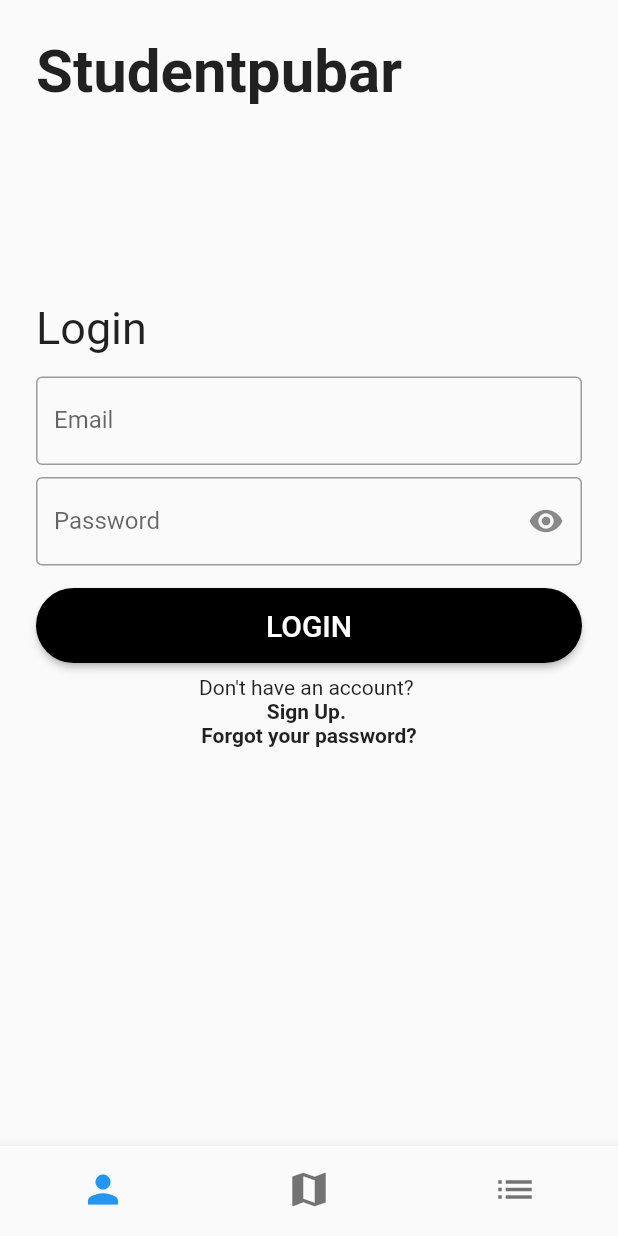
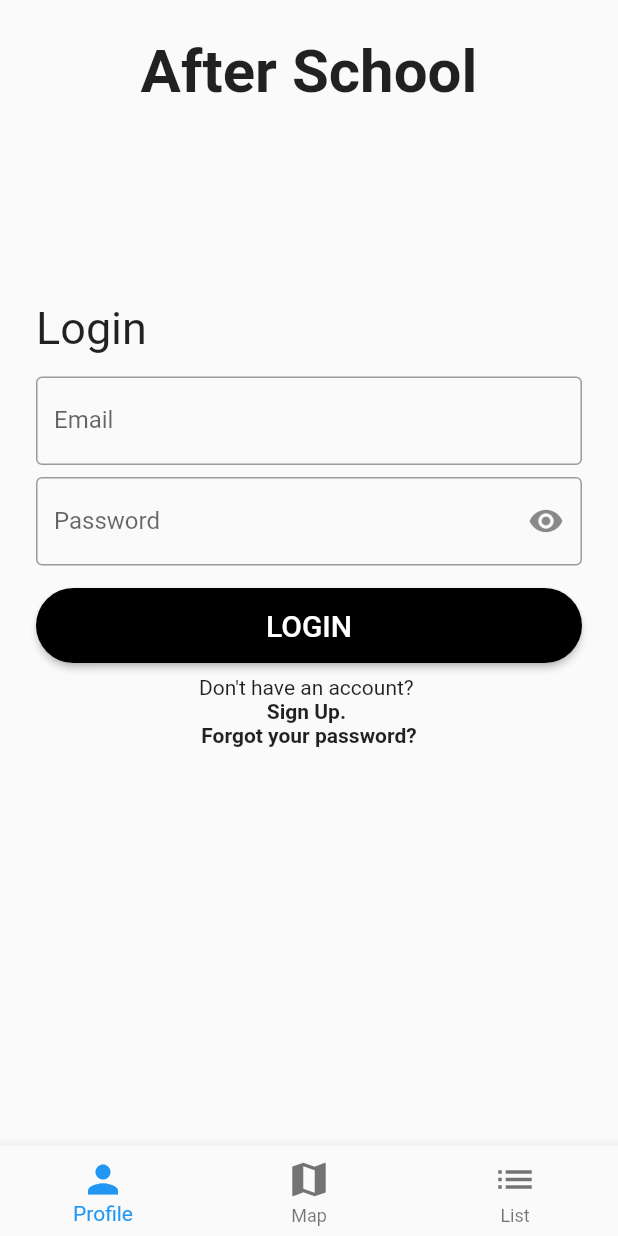
Before and after one commit to ahmed-shameel/after_school, a Flutter app: the screen it shows after launch, on a phone screen of 412 x 824 dp. Run offline on Flutter 3.47's test engine with Material 2 defaults, Android fonts, the phone set to English and light mode, and no system bars; our stand-ins replace google_maps_flutter.

Commit message:
Ändrat namn på titeln. Ändrat namn på screens. Lagt till kartan.

```diff
--- a/lib/screens/home_page.dart
+++ b/lib/screens/home_page.dart
@@ -1,10 +1,8 @@
-import 'package:flutter/cupertino.dart';
 import 'package:flutter/material.dart';
-
 import '../widgets/login_form.dart';
 
-class home_page extends StatelessWidget {
-  const home_page({Key? key}) : super(key: key);
+class HomePage extends StatelessWidget {
+  const HomePage({Key? key}) : super(key: key);
 
   @override
   Widget build(BuildContext context) {
@@ -18,13 +16,16 @@ class home_page extends StatelessWidget {
           child: Column(
             crossAxisAlignment: CrossAxisAlignment.start,
             children: [
-              const Text(
-                'Studentpubar',
-                style: TextStyle(
-                  fontSize: 40.0,
-                  fontWeight: FontWeight.bold,
-                ),
+               const Center(
+                 child: Text(
+                  'After School',
+                   textAlign: TextAlign.center,
+                   style: TextStyle(
+                    fontSize: 40.0,
+                    fontWeight: FontWeight.bold,
+                  ),
               ),
+               ),
               Padding(
                 padding: EdgeInsets.only(top: 130),
                 child: Column(
--- a/lib/screens/main_page.dart
+++ b/lib/screens/main_page.dart
@@ -12,9 +12,9 @@ class _MainPageState extends State<main_page> {
 
   int currentIndex = 0;
   final screens = [
-    home_page(),
-    map_page(),
-    list_page(),
+    const HomePage(),
+    const MapPage(),
+    const ListPage(),
   ];
 
   @override
@@ -25,8 +25,6 @@ class _MainPageState extends State<main_page> {
         currentIndex: currentIndex,
         onTap: (index) => setState(() => currentIndex = index),
         iconSize: 30,
-        showSelectedLabels: false,
-        showUnselectedLabels: false,
         items: const <BottomNavigationBarItem>[
           BottomNavigationBarItem(
             icon: Icon(Icons.person),
@@ -38,7 +36,7 @@ class _MainPageState extends State<main_page> {
           ),
           BottomNavigationBarItem(
             icon: Icon(Icons.list),
-            label: 'Events',
+            label: 'List',
           ),
         ],
       ),
--- a/pubspec.yaml
+++ b/pubspec.yaml
@@ -30,6 +30,9 @@ dependencies:
   flutter:
     sdk: flutter
 
+  dio: ^4.0.0
+  flutter_polyline_points: ^0.2.6
+  google_maps_flutter:
 
   # The following adds the Cupertino Icons font to your application.
   # Use with the CupertinoIcons class for iOS style icons.
```
Also changed, not shown: lib/screens/map_page.dart (+20 -3 lines), pubspec.lock, 8 other files.
